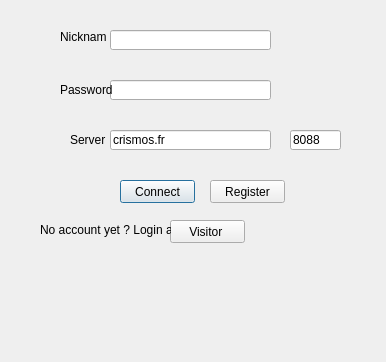
First picture: the form in ChatIRC/login.ui, repository Phoenix63/IRC-like, before the edit.
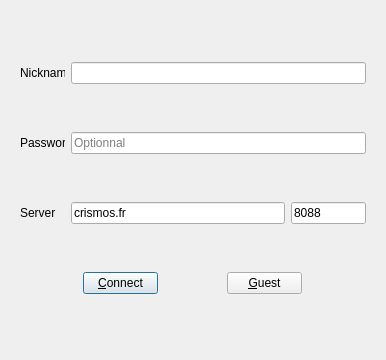
Second picture: the form after the edit.

```diff
--- a/ChatIRC/login.ui
+++ b/ChatIRC/login.ui
@@ -7,7 +7,7 @@
     <x>0</x>
     <y>0</y>
     <width>386</width>
-    <height>362</height>
+    <height>360</height>
    </rect>
   </property>
   <property name="windowTitle">
@@ -16,112 +16,94 @@
   <property name="styleSheet">
    <string notr="true"/>
   </property>
+  <layout class="QGridLayout" name="gridLayout">
+   <item row="0" column="0">
+    <widget class="QWidget" name="layout" native="true">
+     <layout class="QVBoxLayout" name="verticalLayout">
+      <item>
+       <layout class="QHBoxLayout" name="horizontalLayout">
+        <item>
   <widget class="QLabel" name="label">
-   <property name="geometry">
-    <rect>
-     <x>60</x>
-     <y>30</y>
-     <width>46</width>
-     <height>13</height>
-    </rect>
+          <property name="minimumSize">
+           <size>
+            <width>45</width>
+            <height>0</height>
+           </size>
+          </property>
+          <property name="maximumSize">
+           <size>
+            <width>45</width>
+            <height>16777215</height>
+           </size>
    </property>
    <property name="text">
     <string>Nickname</string>
    </property>
   </widget>
-  <widget class="QLineEdit" name="lineEdit_username">
-   <property name="geometry">
-    <rect>
-     <x>110</x>
-     <y>30</y>
-     <width>161</width>
-     <height>20</height>
-    </rect>
-   </property>
-  </widget>
-  <widget class="QLineEdit" name="lineEdit_pass">
-   <property name="geometry">
-    <rect>
-     <x>110</x>
-     <y>80</y>
-     <width>161</width>
-     <height>20</height>
-    </rect>
-   </property>
-  </widget>
+        </item>
+        <item>
+         <widget class="QLineEdit" name="lineEdit_username"/>
+        </item>
+       </layout>
+      </item>
+      <item>
+       <layout class="QHBoxLayout" name="horizontalLayout_2">
+        <item>
   <widget class="QLabel" name="label_2">
-   <property name="geometry">
-    <rect>
-     <x>60</x>
-     <y>80</y>
-     <width>61</width>
-     <height>20</height>
-    </rect>
+          <property name="minimumSize">
+           <size>
+            <width>45</width>
+            <height>0</height>
+           </size>
+          </property>
+          <property name="maximumSize">
+           <size>
+            <width>45</width>
+            <height>16777215</height>
+           </size>
    </property>
    <property name="text">
     <string>Password</string>
    </property>
   </widget>
-  <widget class="QPushButton" name="pushButton_connect">
-   <property name="geometry">
-    <rect>
-     <x>120</x>
-     <y>180</y>
-     <width>75</width>
-     <height>23</height>
-    </rect>
-   </property>
-   <property name="text">
-    <string>Connect</string>
-   </property>
-  </widget>
-  <widget class="QPushButton" name="pushButton_register">
-   <property name="geometry">
-    <rect>
-     <x>210</x>
-     <y>180</y>
-     <width>75</width>
-     <height>23</height>
-    </rect>
-   </property>
-   <property name="text">
-    <string>Register</string>
-   </property>
-  </widget>
-  <widget class="QPushButton" name="pushButton_guest">
-   <property name="geometry">
-    <rect>
-     <x>170</x>
-     <y>220</y>
-     <width>75</width>
-     <height>23</height>
-    </rect>
-   </property>
+        </item>
+        <item>
+         <widget class="QLineEdit" name="lineEdit_pass">
+          <property name="placeholderText">
+           <string>Optionnal</string>
+          </property>
+         </widget>
+        </item>
+       </layout>
+      </item>
+      <item>
+       <layout class="QHBoxLayout" name="horizontalLayout_3">
+        <item>
+         <widget class="QLabel" name="label_4">
+          <property name="minimumSize">
+           <size>
+            <width>45</width>
+            <height>0</height>
+           </size>
+          </property>
+          <property name="maximumSize">
+           <size>
+            <width>45</width>
+            <height>16777215</height>
+           </size>
+          </property>
    <property name="text">
-    <string>Visitor </string>
-   </property>
-  </widget>
-  <widget class="QLabel" name="label_3">
-   <property name="geometry">
-    <rect>
-     <x>40</x>
-     <y>220</y>
-     <width>131</width>
-     <height>20</height>
-    </rect>
-   </property>
-   <property name="text">
-    <string>No account yet ? Login as</string>
-   </property>
-  </widget>
+           <string>Server</string>
+          </property>
+         </widget>
+        </item>
+        <item>
   <widget class="QLineEdit" name="lineEdit_host">
-   <property name="geometry">
-    <rect>
-     <x>110</x>
-     <y>130</y>
-     <width>161</width>
-     <height>20</height>
-    </rect>
+          <property name="minimumSize">
+           <size>
+            <width>0</width>
+            <height>0</height>
+           </size>
    </property>
    <property name="autoFillBackground">
     <bool>false</bool>
@@ -133,27 +115,23 @@
     <string>Host</string>
    </property>
   </widget>
-  <widget class="QLabel" name="label_4">
-   <property name="geometry">
-    <rect>
-     <x>70</x>
-     <y>130</y>
-     <width>61</width>
-     <height>20</height>
-    </rect>
-   </property>
-   <property name="text">
-    <string>Server</string>
-   </property>
-  </widget>
+        </item>
+        <item>
   <widget class="QLineEdit" name="lineEdit_port">
-   <property name="geometry">
-    <rect>
-     <x>290</x>
-     <y>130</y>
-     <width>51</width>
-     <height>20</height>
-    </rect>
+          <property name="minimumSize">
+           <size>
+            <width>0</width>
+            <height>0</height>
+           </size>
+          </property>
+          <property name="maximumSize">
+           <size>
+            <width>75</width>
+            <height>16777215</height>
+           </size>
+          </property>
+          <property name="layoutDirection">
+           <enum>Qt::LeftToRight</enum>
    </property>
    <property name="text">
     <string>8088</string>
@@ -162,6 +140,61 @@
     <string>Port</string>
    </property>
   </widget>
+        </item>
+       </layout>
+      </item>
+      <item>
+       <layout class="QHBoxLayout" name="horizontalLayout_4">
+        <item>
+         <widget class="QPushButton" name="pushButton_connect">
+          <property name="minimumSize">
+           <size>
+            <width>75</width>
+            <height>0</height>
+           </size>
+          </property>
+          <property name="maximumSize">
+           <size>
+            <width>75</width>
+            <height>16777215</height>
+           </size>
+          </property>
+          <property name="layoutDirection">
+           <enum>Qt::LeftToRight</enum>
+          </property>
+          <property name="text">
+           <string>&amp;Connect</string>
+          </property>
+         </widget>
+        </item>
+        <item>
+         <widget class="QPushButton" name="pushButton_guest">
+          <property name="minimumSize">
+           <size>
+            <width>75</width>
+            <height>0</height>
+           </size>
+          </property>
+          <property name="maximumSize">
+           <size>
+            <width>75</width>
+            <height>16777215</height>
+           </size>
+          </property>
+          <property name="layoutDirection">
+           <enum>Qt::LeftToRight</enum>
+          </property>
+          <property name="text">
+           <string>&amp;Guest</string>
+          </property>
+         </widget>
+        </item>
+       </layout>
+      </item>
+     </layout>
+    </widget>
+   </item>
+  </layout>
  </widget>
  <resources/>
  <connections/>
```
Left out of the diff: 2 changed lines with no effect on the pictures. Lines whose indentation alone changed are shown as unchanged.
